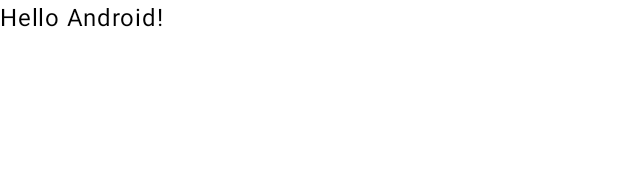
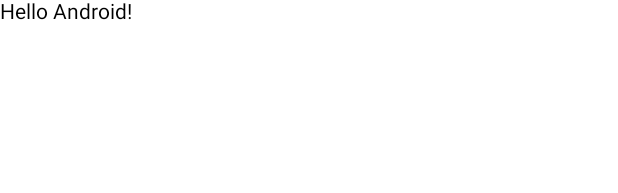
Before and after one commit to Alfionte/ImageTracker, an Android app built with Jetpack Compose: the @Preview function GreetingPreview, on a phone screen of 412 x 824 dp. Shown: the top 193 px of the screen. Run offline under Robolectric (Android 15) with nearby library versions, the phone set to English and light mode, and no system bars.

Commit message:
Fixed theme

```diff
--- a/app/src/main/java/com/gabrieleporcelli/imagetracker/application/theme/Theme.kt
+++ b/app/src/main/java/com/gabrieleporcelli/imagetracker/application/theme/Theme.kt
@@ -1,57 +1,36 @@
 package com.gabrieleporcelli.imagetracker.application.theme
 
 import android.app.Activity
-import android.os.Build
 import androidx.compose.foundation.isSystemInDarkTheme
-import androidx.compose.material3.MaterialTheme
-import androidx.compose.material3.darkColorScheme
-import androidx.compose.material3.dynamicDarkColorScheme
-import androidx.compose.material3.dynamicLightColorScheme
-import androidx.compose.material3.lightColorScheme
+import androidx.compose.material.MaterialTheme
+import androidx.compose.material.darkColors
+import androidx.compose.material.lightColors
 import androidx.compose.runtime.Composable
 import androidx.compose.runtime.SideEffect
 import androidx.compose.ui.graphics.toArgb
-import androidx.compose.ui.platform.LocalContext
 import androidx.compose.ui.platform.LocalView
 import androidx.core.view.WindowCompat
 
-private val DarkColorScheme = darkColorScheme(
+private val darkColorScheme = darkColors(
     primary = Purple80,
-    secondary = PurpleGrey80,
-    tertiary = Pink80
+    primaryVariant = PurpleGrey80,
+    secondary = Pink80
 )
 
-private val LightColorScheme = lightColorScheme(
+private val lightColorScheme = lightColors(
     primary = Purple40,
-    secondary = PurpleGrey40,
-    tertiary = Pink40
-
-    /* Other default colors to override
-    background = Color(0xFFFFFBFE),
-    surface = Color(0xFFFFFBFE),
-    onPrimary = Color.White,
-    onSecondary = Color.White,
-    onTertiary = Color.White,
-    onBackground = Color(0xFF1C1B1F),
-    onSurface = Color(0xFF1C1B1F),
-    */
+    primaryVariant = PurpleGrey40,
+    secondary = Pink40
 )
 
 @Composable
 fun ImageTrackerTheme(
     darkTheme: Boolean = isSystemInDarkTheme(),
-    // Dynamic color is available on Android 12+
-    dynamicColor: Boolean = true,
     content: @Composable () -> Unit
 ) {
     val colorScheme = when {
-        dynamicColor && Build.VERSION.SDK_INT >= Build.VERSION_CODES.S -> {
-            val context = LocalContext.current
-            if (darkTheme) dynamicDarkColorScheme(context) else dynamicLightColorScheme(context)
-        }
-
-        darkTheme -> DarkColorScheme
-        else -> LightColorScheme
+        darkTheme -> darkColorScheme
+        else -> lightColorScheme
     }
     val view = LocalView.current
     if (!view.isInEditMode) {
@@ -63,7 +42,7 @@ fun ImageTrackerTheme(
     }
 
     MaterialTheme(
-        colorScheme = colorScheme,
+        colors = colorScheme,
         typography = Typography,
         content = content
     )
--- a/app/src/main/java/com/gabrieleporcelli/imagetracker/application/theme/Type.kt
+++ b/app/src/main/java/com/gabrieleporcelli/imagetracker/application/theme/Type.kt
@@ -1,6 +1,6 @@
 package com.gabrieleporcelli.imagetracker.application.theme
 
-import androidx.compose.material3.Typography
+import androidx.compose.material.Typography
 import androidx.compose.ui.text.TextStyle
 import androidx.compose.ui.text.font.FontFamily
 import androidx.compose.ui.text.font.FontWeight
@@ -8,27 +8,11 @@ import androidx.compose.ui.unit.sp
 
 // Set of Material typography styles to start with
 val Typography = Typography(
-    bodyLarge = TextStyle(
+    h1 = TextStyle(
         fontFamily = FontFamily.Default,
         fontWeight = FontWeight.Normal,
         fontSize = 16.sp,
         lineHeight = 24.sp,
         letterSpacing = 0.5.sp
     )
-    /* Other default text styles to override
-    titleLarge = TextStyle(
-        fontFamily = FontFamily.Default,
-        fontWeight = FontWeight.Normal,
-        fontSize = 22.sp,
-        lineHeight = 28.sp,
-        letterSpacing = 0.sp
-    ),
-    labelSmall = TextStyle(
-        fontFamily = FontFamily.Default,
-        fontWeight = FontWeight.Medium,
-        fontSize = 11.sp,
-        lineHeight = 16.sp,
-        letterSpacing = 0.5.sp
-    )
-    */
 )
```
